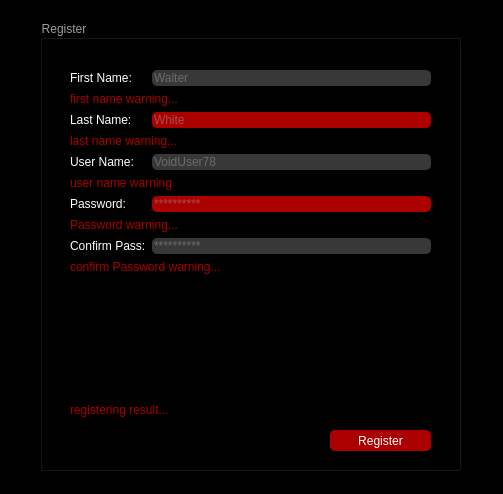
Above: registerpage.ui from borhanem/Messenger_Void_13 before the change. Below: the same form after it.
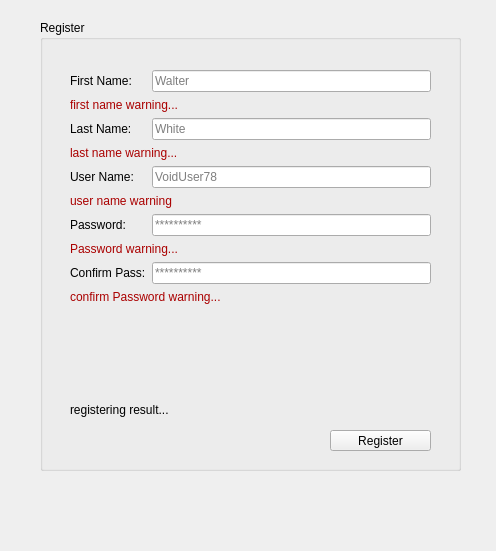
That is the form after the change.

```diff
--- a/registerpage.ui
+++ b/registerpage.ui
@@ -6,17 +6,15 @@
    <rect>
     <x>0</x>
     <y>0</y>
-    <width>503</width>
-    <height>494</height>
+    <width>496</width>
+    <height>551</height>
    </rect>
   </property>
   <property name="windowTitle">
    <string>Register</string>
   </property>
   <property name="styleSheet">
-   <string notr="true">background-color: rgb(255, 170, 255);
-background-color: rgb(0, 0, 0);
-</string>
+   <string notr="true"/>
   </property>
   <widget class="QPushButton" name="Register_pbn">
    <property name="geometry">
@@ -54,7 +52,7 @@
     </rect>
    </property>
    <property name="styleSheet">
-    <string notr="true">color: rgb(158, 158, 158);</string>
+    <string notr="true"/>
    </property>
    <property name="title">
     <string>Register</string>
@@ -72,7 +70,7 @@
      <item row="0" column="0">
       <widget class="QLabel" name="FName_lbl_2">
        <property name="styleSheet">
-        <string notr="true">color: rgb(255, 255, 255);</string>
+        <string notr="true"/>
        </property>
        <property name="text">
         <string>First Name:</string>
@@ -82,9 +80,7 @@
      <item row="0" column="1">
       <widget class="QLineEdit" name="FName_led_2">
        <property name="styleSheet">
-        <string notr="true">background-color: rgb(56, 56, 56);
-border-color: rgb(170, 170, 127);
-border-radius:5%;</string>
+        <string notr="true"/>
        </property>
        <property name="placeholderText">
         <string>Walter</string>
@@ -104,7 +100,7 @@
      <item row="2" column="0">
       <widget class="QLabel" name="Password_lbl_2">
        <property name="styleSheet">
-        <string notr="true">color: rgb(255, 255, 255);</string>
+        <string notr="true"/>
        </property>
        <property name="text">
         <string>Last Name:</string>
@@ -114,9 +110,7 @@
      <item row="2" column="1">
       <widget class="QLineEdit" name="LName_led_2">
        <property name="styleSheet">
-        <string notr="true">background-color: rgb(170, 0, 0);
-border-color: rgb(170, 170, 127);
-border-radius:5%;</string>
+        <string notr="true"/>
        </property>
        <property name="placeholderText">
         <string>White</string>
@@ -136,7 +130,7 @@
      <item row="4" column="0">
       <widget class="QLabel" name="usrname_lbl">
        <property name="styleSheet">
-        <string notr="true">color: rgb(255, 255, 255);</string>
+        <string notr="true"/>
        </property>
        <property name="text">
         <string>User Name:</string>
@@ -146,9 +140,7 @@
      <item row="4" column="1">
       <widget class="QLineEdit" name="usrname_led">
        <property name="styleSheet">
-        <string notr="true">background-color: rgb(56, 56, 56);
-border-color: rgb(170, 170, 127);
-border-radius:5%;</string>
+        <string notr="true"/>
        </property>
        <property name="placeholderText">
         <string>VoidUser78</string>
@@ -168,7 +160,7 @@
      <item row="6" column="0">
       <widget class="QLabel" name="LName_lbl_2">
        <property name="styleSheet">
-        <string notr="true">color: rgb(255, 255, 255);</string>
+        <string notr="true"/>
        </property>
        <property name="text">
         <string>Password:</string>
@@ -178,9 +170,7 @@
      <item row="6" column="1">
       <widget class="QLineEdit" name="pass_led_2">
        <property name="styleSheet">
-        <string notr="true">background-color: rgb(170, 0, 0);
-border-color: rgb(170, 170, 127);
-border-radius:5%;</string>
+        <string notr="true"/>
        </property>
        <property name="text">
         <string/>
@@ -196,7 +186,7 @@
      <item row="8" column="0">
       <widget class="QLabel" name="confirmpass_lbl">
        <property name="styleSheet">
-        <string notr="true">color: rgb(255, 255, 255);</string>
+        <string notr="true"/>
        </property>
        <property name="text">
         <string>Confirm Pass:</string>
@@ -206,9 +196,7 @@
      <item row="8" column="1">
       <widget class="QLineEdit" name="confirmpass_led">
        <property name="styleSheet">
-        <string notr="true">background-color: rgb(56, 56, 56);
-border-color: rgb(170, 170, 127);
-border-radius:5%;</string>
+        <string notr="true"/>
        </property>
        <property name="echoMode">
         <enum>QLineEdit::Password</enum>
@@ -250,9 +238,7 @@
      </rect>
     </property>
     <property name="styleSheet">
-     <string notr="true">background-color: rgb(170, 0, 0);
-border-radius: 5px;
-color: rgb(255, 255, 255);</string>
+     <string notr="true"/>
     </property>
     <property name="text">
      <string>Register</string>
@@ -268,7 +254,7 @@
      </rect>
     </property>
     <property name="styleSheet">
-     <string notr="true">color: rgb(170, 0, 0);</string>
+     <string notr="true"/>
     </property>
     <property name="text">
      <string>registering result...</string>
```
